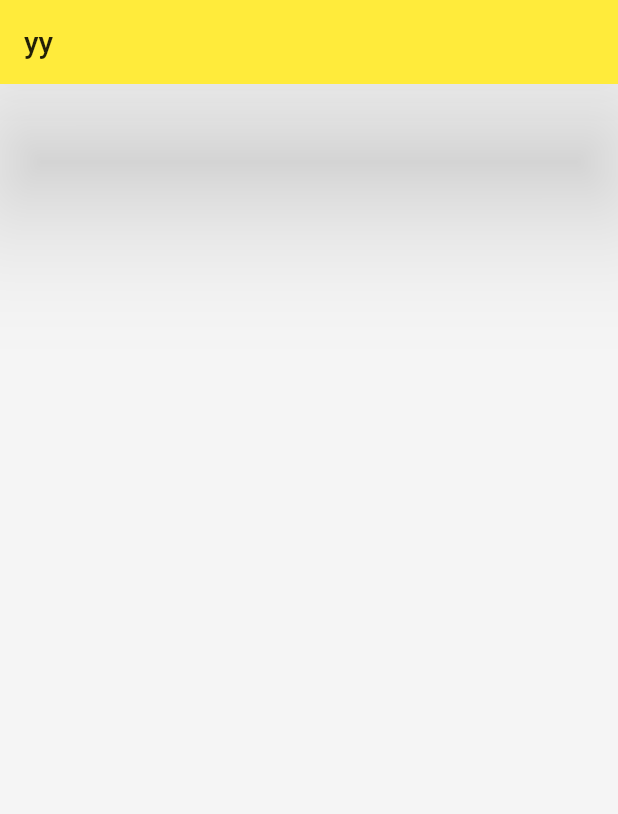
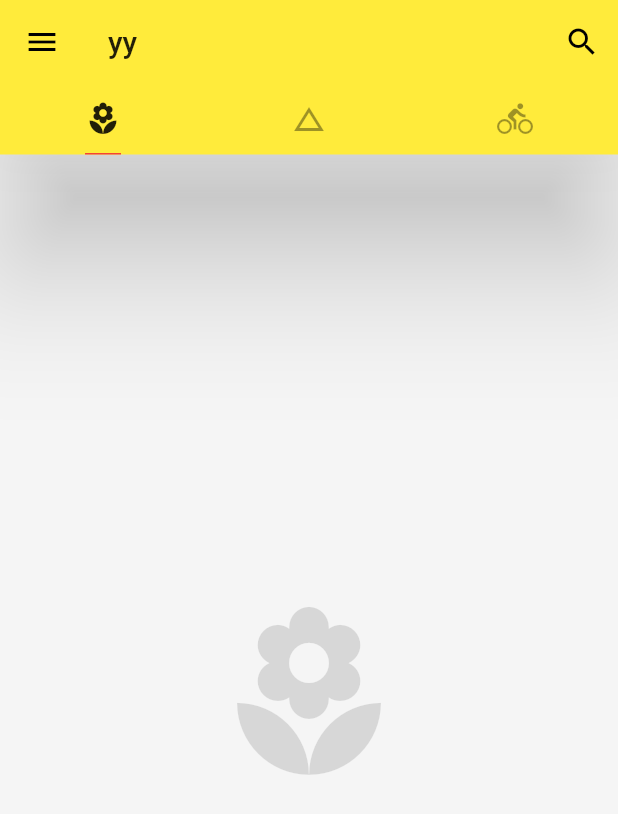
Before and after one commit to yefengming/yefengming_flutter, a Flutter app: the screen it shows after launch, on a phone screen of 412 x 824 dp. Shown: the top 814 px of the screen. Run offline on Flutter 3.47's test engine with Material 2 defaults, Android fonts, the phone set to English and light mode, and no system bars.

Commit message:
设置左滑抽屉头部已经显示和吟

```diff
--- a/lib/main.dart
+++ b/lib/main.dart
@@ -12,8 +12,10 @@ class App extends StatelessWidget {
       debugShowCheckedModeBanner: false, //隐藏右上角debug图标
       home: Home(), //默认的首页
       theme: ThemeData(
-          primarySwatch: Colors.yellow //导航栏颜色
-      ),
+        primarySwatch: Colors.yellow, //导航栏颜色
+        highlightColor: Colors.red, //高亮颜色
+        splashColor: Colors.blue // 波纹颜色
+      )
     );
   }
 }
@@ -23,16 +25,93 @@ class Home extends StatelessWidget {
   @override
   Widget build(BuildContext context) {
     // TODO: implement build
-    return Scaffold(
-      backgroundColor: Colors.grey[100], //页面颜色
-      appBar: AppBar(  //顶部工具栏
-        title: Text('yy'),
-        elevation: 40.0, //导航栏底部阴影
+    return DefaultTabController(
+      length: 3,
+      child: Scaffold(
+        backgroundColor: Colors.grey[100], //页面颜色
+        appBar: AppBar(  //顶部工具栏
+//          leading: IconButton( //使用Drawer后可以自动添加button
+//            icon: Icon(Icons.menu), //菜单
+//            tooltip: 'Navigration', //说明
+//            onPressed: () => debugPrint('Navigation button'),  //导航栏左上角点击
+//          ),
+          title: Text('yy'),
+          actions: <Widget>[  //导航栏右上角
+            IconButton(
+              icon: Icon(Icons.search), //搜索
+              tooltip: 'Search', //说明
+              onPressed: () => debugPrint('Search button'),  //导航栏左上角点击
+            ),
+//          IconButton(
+//            icon: Icon(Icons.more_horiz),
+//            tooltip: 'Search', //说明
+//            onPressed: () => debugPrint('Search button'),  //导航栏左上角点击
+//          ),
+          ],
+          elevation: 40.0, //导航栏底部阴影
+          bottom: TabBar(
+            //自定义标签样式
+            unselectedLabelColor: Colors.black38, //未被选中标签颜色
+            indicatorColor: Colors.red, //选中标签颜色
+            indicatorSize: TabBarIndicatorSize.label,
+            indicatorWeight: 1.0,
+            tabs: <Widget>[
+              Tab(icon: Icon(Icons.local_florist)),
+              Tab(icon: Icon(Icons.change_history)),
+              Tab(icon: Icon(Icons.directions_bike)),
+            ],
+          ),
+        ),
+//      body: ListViewDemo(), //页面主体内容
+        body: TabBarView(
+            children: <Widget>[
+              Icon(Icons.local_florist, size: 128.0, color: Colors.black12),
+              Icon(Icons.change_history, size: 128.0, color: Colors.black12),
+              Icon(Icons.directions_bike, size: 128.0, color: Colors.black12),
+            ],
+        ),
+        drawer: Drawer(
+          child: ListView(
+            padding: EdgeInsets.zero,
+            children: <Widget>[
+              DrawerHeader(
+                child: Text('header'.toUpperCase()), //大写
+                decoration: BoxDecoration(
+                  color: Colors.blue,
+                ),
+              ),
+              ListTile(
+                title: Text('Messages', textAlign: TextAlign.right,),
+                trailing: Icon(Icons.message, color: Colors.black12, size: 22,),
+                onTap: () => Navigator.pop(context),
+              ),
+               ListTile(
+                title: Text('Favorite', textAlign: TextAlign.right,),
+                trailing: Icon(Icons.favorite, color: Colors.black12, size: 22,),
+                 onTap: () => Navigator.pop(context),
+              ),
+              ListTile(
+                title: Text('Settings', textAlign: TextAlign.right,),
+                trailing: Icon(Icons.settings, color: Colors.black12, size: 22,),
+                onTap: () => Navigator.pop(context),
+              )
+            ],
+          ),
+        ), //左边滑动显示
+//        endDrawer: Container(  //右边滑动显示
+//          color: Colors.white,
+//          padding: EdgeInsets.all(28.0),
+//          child: Column(
+//            mainAxisAlignment: MainAxisAlignment.center,
+//            children: <Widget>[
+//              Text('This is deawer')
+//            ],
+//          ),
+//        ),
       ),
-//      body: ListViewDemo(), //页面主体内容
-    body: null,
     );
   }
 }
 
 // Widget 小部件
+//tabbar标签栏 tabview标签视图  tabviewcontroller标签控制器
```
